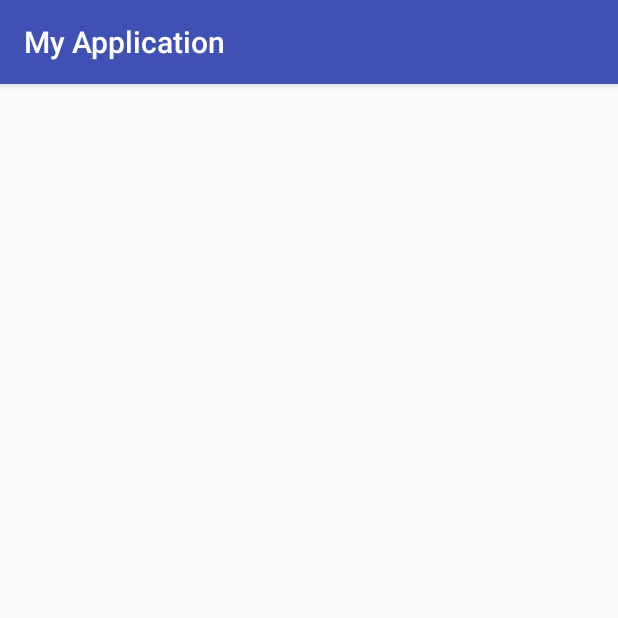
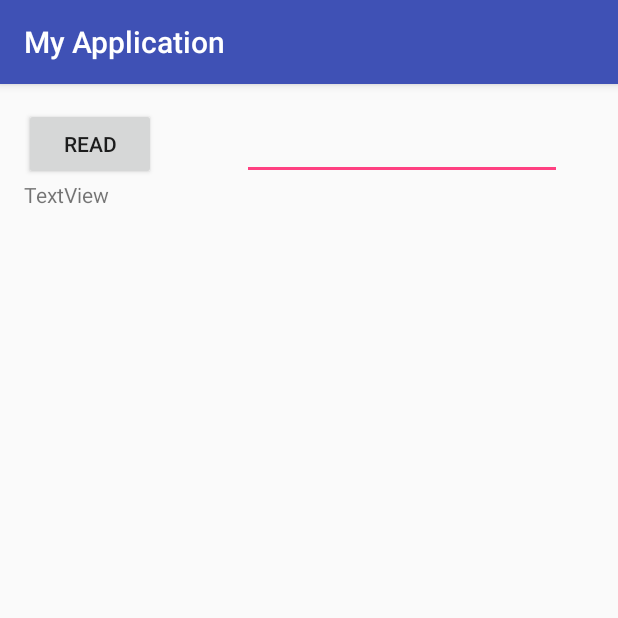
Before and after one commit to rty813/zhang.myapplication, an Android app: the AsyncTaskActivity screen opened directly, with no data from a screen before it, on a phone screen of 412 x 824 dp, the top half of it. Run offline under Robolectric (Android 15) with nearby library versions, the phone set to English and light mode, and no system bars.

Commit message:
加入了AsyncTask功能，实现读取网页文本内容

```diff
--- a/app/src/main/java/com/example/zhang/myapplication/MainActivity.java
+++ b/app/src/main/java/com/example/zhang/myapplication/MainActivity.java
@@ -54,7 +54,6 @@ public class MainActivity extends AppCompatActivity implements View.OnClickListe
         findViewById(R.id.btnStartAsyncTaskActivity).setOnClickListener(this);
     }
 
-
     @Override
     public void onClick(View view) {
         switch (view.getId()) {
--- a/app/src/main/res/layout/activity_async_task.xml
+++ b/app/src/main/res/layout/activity_async_task.xml
@@ -10,4 +10,36 @@
     android:paddingTop="@dimen/activity_vertical_margin"
     tools:context="com.example.zhang.myapplication.AsyncTaskActivity">
 
+    <Button
+        android:text="Read"
+        android:layout_width="wrap_content"
+        android:layout_height="wrap_content"
+        android:layout_alignParentTop="true"
+        android:layout_alignParentLeft="true"
+        android:layout_alignParentStart="true"
+        android:id="@+id/btnRead" />
+
+    <TextView
+        android:text="TextView"
+        android:layout_width="wrap_content"
+        android:layout_height="wrap_content"
+        android:layout_below="@+id/btnRead"
+        android:scrollbars="vertical"
+        android:layout_alignParentLeft="true"
+        android:layout_alignParentStart="true"
+        android:id="@+id/tvAsyncTask" />
+
+    <EditText
+        android:layout_width="wrap_content"
+        android:layout_height="wrap_content"
+        android:inputType="textUri"
+        android:ems="10"
+        android:layout_alignBottom="@+id/btnRead"
+        android:layout_alignParentRight="true"
+        android:layout_alignParentEnd="true"
+        android:layout_marginRight="21dp"
+        android:layout_marginEnd="21dp"
+        android:id="@+id/editText"
+        android:contentDescription="请输入网址" />
+
 </RelativeLayout>
```
Also changed, not shown: app/src/main/java/com/example/zhang/myapplication/AsyncTaskActivity.java (+86 -1 lines), 1 other file.
